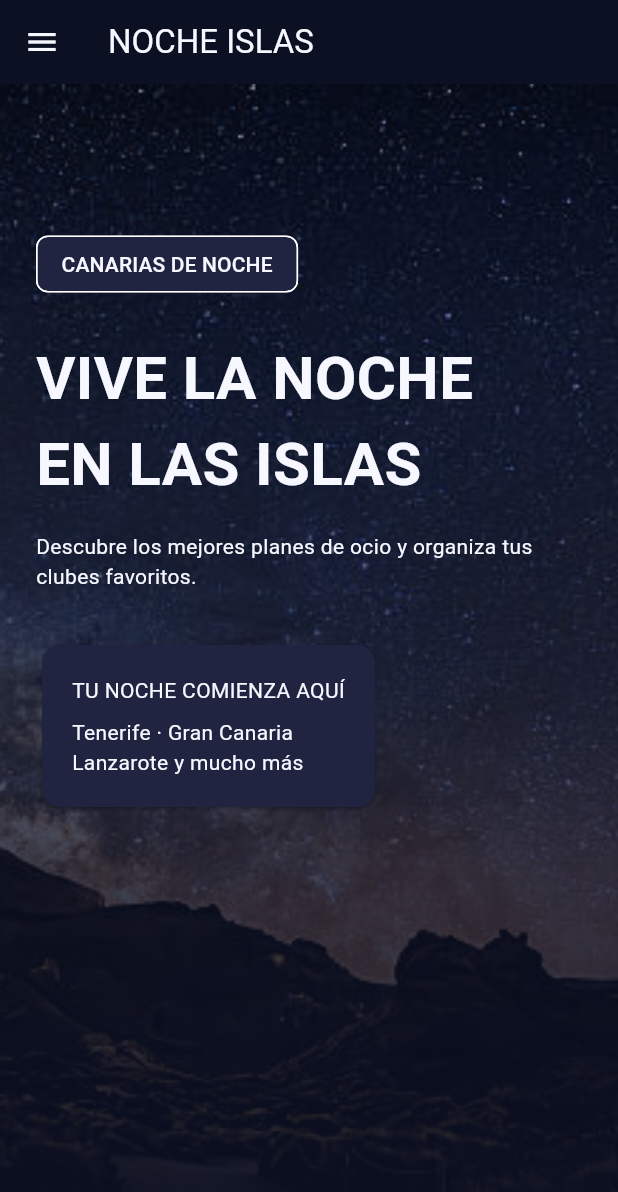
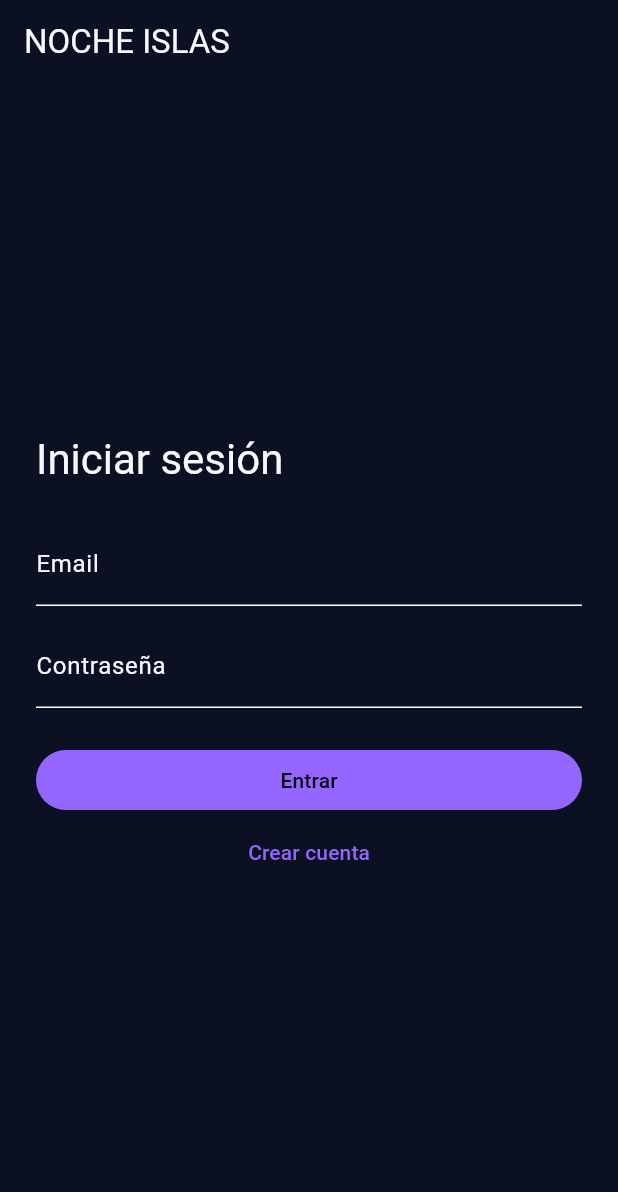
Before and after one commit to Arhamys-Root/PGL-P2-MyPortfolio, a Flutter app: the screen it shows after launch, on a phone screen of 412 x 824 dp. Shown: the top 1192 px of the screen. Run offline on Flutter 3.47's test engine with Material 3 defaults, Android fonts, the phone set to English and light mode, and no system bars; our stand-ins replace flutter_secure_storage, go_router.

Commit message:
Implementa registro e inicio de sesión con JWT

```diff
--- a/lib/app.dart
+++ b/lib/app.dart
@@ -1,10 +1,44 @@
+import 'dart:async';
+
 import 'package:flutter/material.dart';
+import 'package:flutter_secure_storage/flutter_secure_storage.dart';
+import 'package:http/http.dart' as http;
 
+import 'auth/auth_api.dart';
+import 'auth/session_controller.dart';
 import 'router/app_router.dart';
 import 'theme/app_theme.dart';
 
-class NocheIslasApp extends StatelessWidget {
-  const NocheIslasApp({super.key});
+class NocheIslasApp extends StatefulWidget {
+  const NocheIslasApp({super.key, this.client});
+
+  final http.Client? client;
+
+  @override
+  State<NocheIslasApp> createState() => _NocheIslasAppState();
+}
+
+class _NocheIslasAppState extends State<NocheIslasApp> {
+  late final _client = widget.client ?? http.Client();
+  late final _session = SessionController(
+    AuthApi(_client),
+    const FlutterSecureStorage(),
+  );
+  late final _router = createAppRouter(_session);
+
+  @override
+  void initState() {
+    super.initState();
+    unawaited(_session.restore());
+  }
+
+  @override
+  void dispose() {
+    _router.dispose();
+    _session.dispose();
+    if (widget.client == null) _client.close();
+    super.dispose();
+  }
 
   @override
   Widget build(BuildContext context) {
@@ -12,7 +46,7 @@ class NocheIslasApp extends StatelessWidget {
       title: 'NocheIslas',
       debugShowCheckedModeBanner: false,
       theme: AppTheme.dark,
-      routerConfig: appRouter,
+      routerConfig: _router,
     );
   }
 }
--- /dev/null
+++ b/lib/auth/auth_api.dart
@@ -0,0 +1,85 @@
+import 'dart:async';
+import 'dart:convert';
+
+import 'package:http/http.dart' as http;
+
+class AuthResponse {
+  const AuthResponse(this.statusCode, this.message, {this.token});
+
+  final int statusCode;
+  final String message;
+  final String? token;
+
+  bool get isSuccess => statusCode >= 200 && statusCode < 300;
+}
+
+class AuthApi {
+  AuthApi(this._client);
+
+  static const _baseUrl = String.fromEnvironment(
+    'AUTH_API_URL',
+    defaultValue: 'https://my-users-api.onrender.com',
+  );
+  final http.Client _client;
+
+  Future<AuthResponse> register(
+    String fullName,
+    String email,
+    String password,
+  ) {
+    return _request(
+      'register',
+      body: {'fullName': fullName, 'email': email, 'pwd': password},
+    );
+  }
+
+  Future<AuthResponse> login(String email, String password) {
+    return _request('login', body: {'email': email, 'pwd': password});
+  }
+
+  Future<AuthResponse> checkToken(String token) =>
+      _request('check-token', token: token);
+
+  Future<AuthResponse> welcome(String token) =>
+      _request('welcome', token: token);
+
+  Future<AuthResponse> _request(
+    String endpoint, {
+    Map<String, String>? body,
+    String? token,
+  }) async {
+    try {
+      final request = http.Request(
+        body == null ? 'GET' : 'POST',
+        Uri.parse(_baseUrl).resolve('/users/$endpoint'),
+      );
+      request.followRedirects = false;
+      request.headers['Accept'] = 'application/json';
+      if (token != null) request.headers['Authorization'] = 'Bearer $token';
+      if (body != null) {
+        request.headers['Content-Type'] = 'application/json';
+        request.body = jsonEncode(body);
+      }
+      final response = await _client
+          .send(request)
+          .then(http.Response.fromStream)
+          .timeout(const Duration(seconds: 30));
+      final data = jsonDecode(utf8.decode(response.bodyBytes));
+      if (data is Map<String, dynamic> && data['message'] is String) {
+        final jwt = data['token'];
+        return AuthResponse(
+          response.statusCode,
+          data['message'] as String,
+          token: jwt is String && jwt.trim().isNotEmpty ? jwt : null,
+        );
+      }
+      return const AuthResponse(0, 'La API devolvió una respuesta inesperada.');
+    } on FormatException {
+      return const AuthResponse(0, 'La API devolvió una respuesta inesperada.');
+    } on TimeoutException {
+      return const AuthResponse(0, 'La API tardó demasiado en responder.');
+    } on http.ClientException {
+      return const AuthResponse(0, 'No se pudo conectar con la API.');
+    }
+  }
+}
--- /dev/null
+++ b/lib/auth/auth_validators.dart
@@ -0,0 +1,30 @@
+import 'dart:convert';
+
+final _emailPattern = RegExp(
+  r'^[a-zA-Z0-9_%+-]+(?:\.[a-zA-Z0-9_%+-]+)*@(?:[a-zA-Z0-9](?:[a-zA-Z0-9-]{0,61}[a-zA-Z0-9])?\.)+[a-zA-Z]{2,}$',
+);
+
+String? validateName(String? value) => value == null || value.trim().isEmpty
+    ? 'Introduce tu nombre completo.'
+    : null;
+
+String? validateEmail(String? value) =>
+    _emailPattern.hasMatch(value?.trim() ?? '')
+    ? null
+    : 'Introduce un email válido.';
+
+String? validatePassword(String? value, {required bool registering}) {
+  if (value == null || value.trim().isEmpty) return 'Introduce tu contraseña.';
+  if (!registering) return null;
+  if (utf8.encode(value).length > 72) {
+    return 'La contraseña supera los 72 bytes.';
+  }
+  if (value.runes.length < 8 ||
+      !RegExp(r'[a-z]').hasMatch(value) ||
+      !RegExp(r'[A-Z]').hasMatch(value) ||
+      !RegExp(r'[0-9]').hasMatch(value) ||
+      !RegExp(r'[^a-zA-Z0-9\s]').hasMatch(value)) {
+    return 'Usa 8 caracteres o más, con mayúscula, minúscula, número y símbolo.';
+  }
+  return null;
+}
--- /dev/null
+++ b/lib/auth/session_controller.dart
@@ -0,0 +1,65 @@
+import 'package:flutter/foundation.dart';
+import 'package:flutter_secure_storage/flutter_secure_storage.dart';
+
+import 'auth_api.dart';
+
+class SessionController extends ChangeNotifier {
+  SessionController(this.api, this._storage);
+
+  static const _tokenKey = 'session_jwt';
+  final AuthApi api;
+  final FlutterSecureStorage _storage;
+  String? _token;
+  bool _restoring = true;
+  String? restoreError;
+  bool _disposed = false;
+
+  bool get isAuthenticated => _token != null;
+  bool get isRestoring => _restoring;
+
+  Future<void> restore() async {
+    try {
+      final token = await _storage.read(key: _tokenKey);
+      if (token == null || token.isEmpty) return;
+
+      final response = await api.checkToken(token);
+      if (response.isSuccess) {
+        _token = token;
+        return;
+      }
+      if (response.statusCode == 401) {
+        await _storage.delete(key: _tokenKey);
+      }
+      restoreError = response.message;
+    } catch (_) {
+      restoreError = 'No se pudo recuperar la sesión guardada.';
+    } finally {
+      _restoring = false;
+      if (!_disposed) notifyListeners();
+    }
+  }
+
+  Future<void> start(String token) async {
+    await _storage.write(key: _tokenKey, value: token);
+    _token = token;
+    if (!_disposed) notifyListeners();
+  }
+
+  Future<AuthResponse> welcome() async {
+    final token = _token;
+    if (token == null) return const AuthResponse(401, 'Inicia sesión.');
+    return api.welcome(token);
+  }
+
+  Future<void> signOut() async {
+    await _storage.delete(key: _tokenKey);
+    _token = null;
+    if (!_disposed) notifyListeners();
+  }
+
+  @override
+  void dispose() {
+    _disposed = true;
+    super.dispose();
+  }
+}
--- a/lib/router/app_router.dart
+++ b/lib/router/app_router.dart
@@ -1,15 +1,40 @@
 import 'package:flutter/material.dart';
 import 'package:go_router/go_router.dart';
 
+import '../auth/session_controller.dart';
+import '../screens/auth/auth_screen.dart';
 import '../screens/home/home_screen.dart';
 import '../screens/portfolio/portfolio_screen.dart';
 import '../screens/elements/elements_screen.dart';
 import '../shared/widgets/app_drawer.dart';
 import 'app_destination.dart';
 
-final appRouter = GoRouter(
-  initialLocation: AppDestination.home.path,
+GoRouter createAppRouter(SessionController session) => GoRouter(
+  initialLocation: AuthScreen.loginPath,
+  refreshListenable: session,
+  redirect: (context, state) {
+    final path = state.uri.path;
+    if (session.isAuthenticated) {
+      return path == AuthScreen.loginPath || path == AuthScreen.registerPath
+          ? AppDestination.home.path
+          : null;
+    }
+    if (path == AuthScreen.loginPath ||
+        (!session.isRestoring && path == AuthScreen.registerPath)) {
+      return null;
+    }
+    return AuthScreen.loginPath;
+  },
   routes: [
+    GoRoute(
+      path: AuthScreen.loginPath,
+      builder: (context, state) => AuthScreen(session: session),
+    ),
+    GoRoute(
+      path: AuthScreen.registerPath,
+      builder: (context, state) =>
+          AuthScreen(session: session, registering: true),
+    ),
     ShellRoute(
       builder: (context, state, child) {
         final destination = AppDestination.fromPath(state.uri.path);
@@ -27,7 +52,7 @@ final appRouter = GoRouter(
         ),
         GoRoute(
           path: AppDestination.home.path,
-          builder: (context, state) => const HomeScreen(),
+          builder: (context, state) => HomeScreen(session: session),
         ),
         GoRoute(
           path: AppDestination.portfolio.path,
--- /dev/null
+++ b/lib/screens/auth/auth_screen.dart
@@ -0,0 +1,201 @@
+import 'package:flutter/material.dart';
+import 'package:go_router/go_router.dart';
+
+import '../../auth/auth_validators.dart';
+import '../../auth/session_controller.dart';
+import '../../shared/widgets/message_dialog.dart';
+
+class AuthScreen extends StatefulWidget {
+  const AuthScreen({
+    super.key,
+    required this.session,
+    this.registering = false,
+  });
+
+  static const loginPath = '/login';
+  static const registerPath = '/register';
+
+  final SessionController session;
+  final bool registering;
+
+  @override
+  State<AuthScreen> createState() => _AuthScreenState();
+}
+
+class _AuthScreenState extends State<AuthScreen> {
+  final _form = GlobalKey<FormState>();
+  final _name = TextEditingController();
+  final _email = TextEditingController();
+  final _password = TextEditingController();
+  bool _submitting = false;
+
+  @override
+  void dispose() {
+    _name.dispose();
+    _email.dispose();
+    _password.dispose();
+    super.dispose();
+  }
+
+  Future<void> _submit() async {
+    if (_submitting ||
+        widget.session.isRestoring ||
+        _form.currentState?.validate() != true) {
+      return;
+    }
+
+    FocusScope.of(context).unfocus();
+    setState(() => _submitting = true);
+    final registering = widget.registering;
+    final email = _email.text.trim();
+    final password = _password.text;
+    final response = registering
+        ? await widget.session.api.register(_name.text.trim(), email, password)
+        : await widget.session.api.login(email, password);
+    if (!mounted) return;
+
+    final token = response.token;
+    final success = response.isSuccess && (registering || token != null);
+    final message = response.isSuccess && !success
+        ? 'La API no devolvió un token de sesión.'
+        : response.message;
+    final title = success
+        ? (registering ? 'Registro correcto' : 'Sesión iniciada')
+        : (registering ? 'Error de registro' : 'Error de inicio de sesión');
+
+    await showMessage(context, title, message);
+    if (!mounted) return;
+    if (success && registering) {
+      context.go(AuthScreen.loginPath);
+      return;
+    }
+    if (success && token != null) {
+      try {
+        await widget.session.start(token);
+      } catch (_) {
+        if (mounted) {
+          await showMessage(
+            context,
+            'Error de almacenamiento',
+            'No se pudo guardar la sesión de forma segura.',
+          );
+        }
+      }
+    }
+    if (mounted) setState(() => _submitting = false);
+  }
+
+  @override
+  Widget build(BuildContext context) {
+    final registering = widget.registering;
+    final title = registering ? 'Crear cuenta' : 'Iniciar sesión';
+    return Scaffold(
+      appBar: AppBar(title: const Text('NOCHE ISLAS')),
+      body: SafeArea(
+        child: Center(
+          child: SingleChildScrollView(
+            padding: const EdgeInsets.all(24),
+            child: ConstrainedBox(
+              constraints: const BoxConstraints(maxWidth: 420),
+              child: ListenableBuilder(
+                listenable: widget.session,
+                builder: (context, child) {
+                  final restoring = widget.session.isRestoring;
+                  final enabled = !_submitting && !restoring;
+                  return AutofillGroup(
+                    child: Form(
+                      key: _form,
+                      child: Column(
+                        crossAxisAlignment: CrossAxisAlignment.stretch,
+                        mainAxisSize: MainAxisSize.min,
+                        children: [
+                          Text(
+                            title,
+                            style: Theme.of(context).textTheme.headlineMedium,
+                          ),
+                          const SizedBox(height: 24),
+                          if (registering) ...[
+                            TextFormField(
+                              controller: _name,
+                              enabled: enabled,
+                              decoration: const InputDecoration(
+                                labelText: 'Nombre completo',
+                              ),
+                              autofillHints: const [AutofillHints.name],
+                              textCapitalization: TextCapitalization.words,
+                              textInputAction: TextInputAction.next,
+                              validator: validateName,
+                            ),
+                            const SizedBox(height: 12),
+                          ],
+                          TextFormField(
+                            controller: _email,
+                            enabled: enabled,
+                            decoration: const InputDecoration(
+                              labelText: 'Email',
+                            ),
+                            autofillHints: const [AutofillHints.email],
+                            keyboardType: TextInputType.emailAddress,
+                            autocorrect: false,
+                            textInputAction: TextInputAction.next,
+                            validator: validateEmail,
+                          ),
+                          const SizedBox(height: 12),
+                          TextFormField(
+                            controller: _password,
+                            enabled: enabled,
+                            decoration: const InputDecoration(
+                              labelText: 'Contraseña',
+                            ),
+                            obscureText: true,
+                            autocorrect: false,
+                            enableSuggestions: false,
+                            autofillHints: [
+                              registering
+                                  ? AutofillHints.newPassword
+                                  : AutofillHints.password,
+                            ],
+                            validator: (value) => validatePassword(
+                              value,
+                              registering: registering,
+                            ),
+                            onFieldSubmitted: (_) => _submit(),
+                          ),
+                          const SizedBox(height: 24),
+                          if (restoring) const LinearProgressIndicator(),
+                          if (restoring) const Text('Comprobando la sesión…'),
+                          if (widget.session.restoreError case final message?)
+                            Text(message),
+                          FilledButton(
+                            onPressed: enabled ? _submit : null,
+                            child: Text(
+                              registering ? 'Registrar cuenta' : 'Entrar',
+                            ),
+                          ),
+                          TextButton(
+                            onPressed: enabled
+                                ? () => context.go(
+                                    registering
+                                        ? AuthScreen.loginPath
+                                        : AuthScreen.registerPath,
+                                  )
+                                : null,
+                            child: Text(
+                              registering
+                                  ? 'Volver a iniciar sesión'
+                                  : 'Crear cuenta',
+                            ),
+                          ),
+                        ],
+                      ),
+                    ),
+                  );
+                },
+              ),
+            ),
+          ),
+        ),
+      ),
+    );
+  }
+}
--- a/pubspec.yaml
+++ b/pubspec.yaml
@@ -9,7 +9,9 @@ environment:
 dependencies:
   flutter:
     sdk: flutter
+  flutter_secure_storage: ^11.2.0
   go_router: ^18.1.1
+  http: ^1.6.0
 
 dev_dependencies:
   flutter_test:
```
Also changed, not shown: lib/screens/home/home_screen.dart (+62 -8 lines), lib/shared/widgets/message_dialog.dart (added, +18 -0 lines), pubspec.lock, 5 other files.
